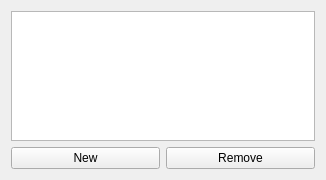
Old version of the form src/gui/PatternsManagerWindow.ui in the repository Guekka/cathedral-assets-optimizer.
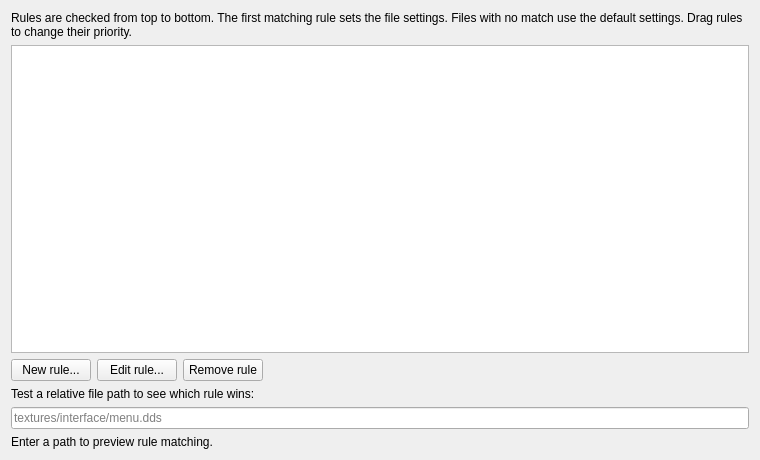
New version of the form.

Commit message:
feat(ui): replace patterns with file rules
Add simple folder-and-extension rules, visible priority, and sample-path feedback while retaining advanced glob and regex matching. Cover the matcher, ordering, fallback, and legacy deserialization with focused tests.

What changed in the file:
```diff
--- a/src/gui/PatternsManagerWindow.ui
+++ b/src/gui/PatternsManagerWindow.ui
@@ -6,21 +6,31 @@
    <rect>
     <x>0</x>
     <y>0</y>
-    <width>326</width>
-    <height>180</height>
+    <width>760</width>
+    <height>460</height>
    </rect>
   </property>
   <property name="windowTitle">
    <string>Patterns manager</string>
   </property>
-  <layout class="QGridLayout" name="gridLayout">
-   <item row="0" column="0" colspan="2">
+  <layout class="QVBoxLayout" name="verticalLayout">
+   <item>
+    <widget class="QLabel" name="rulesDescription">
+     <property name="text">
+      <string>Rules are checked from top to bottom. The first matching rule sets the file settings. Files with no match use the default settings. Drag rules to change their priority.</string>
+     </property>
+     <property name="wordWrap">
+      <bool>true</bool>
+     </property>
+    </widget>
+   </item>
+   <item>
     <widget class="QListWidget" name="patterns">
-     <property name="cursor" stdset="0">
-      <cursorShape>WhatsThisCursor</cursorShape>
-     </property>
-     <property name="toolTip">
-      <string>&lt;html&gt;&lt;head/&gt;&lt;body&gt;&lt;p&gt;Patterns currently configured for the active profile.&lt;/p&gt;&lt;p&gt;Regex patterns are distinguished by being &lt;span style=&quot; font-weight:700;&quot;&gt;bold&lt;/span&gt;.&lt;/p&gt;&lt;p&gt;You can change the pattern by &lt;span style=&quot; font-weight:700;&quot;&gt;double-clicking&lt;/span&gt; on it and editing the text.&lt;/p&gt;&lt;p&gt;Note: The type of the pattern (glob/regex) is set on creation and cannot be changed.&lt;/p&gt;&lt;p&gt;You can reorder patterns by &lt;span style=&quot; font-weight:700;&quot;&gt;drag-and-droping&lt;/span&gt; them around in the list.&lt;/p&gt;&lt;/body&gt;&lt;/html&gt;</string>
+     <property name="minimumSize">
+      <size>
+       <width>0</width>
+       <height>180</height>
+      </size>
      </property>
      <property name="dragDropMode">
       <enum>QAbstractItemView::DragDropMode::InternalMove</enum>
@@ -33,17 +43,65 @@
      </property>
     </widget>
    </item>
-   <item row="1" column="0">
-    <widget class="QPushButton" name="newPushButton">
+   <item>
+    <layout class="QHBoxLayout" name="buttonLayout">
+     <item>
+      <widget class="QPushButton" name="newPushButton">
+       <property name="text">
+        <string>New rule...</string>
+       </property>
+      </widget>
+     </item>
+     <item>
+      <widget class="QPushButton" name="editPushButton">
+       <property name="text">
+        <string>Edit rule...</string>
+       </property>
+      </widget>
+     </item>
+     <item>
+      <widget class="QPushButton" name="removePushButton">
+       <property name="text">
+        <string>Remove rule</string>
+       </property>
+      </widget>
+     </item>
+     <item>
+      <spacer name="buttonSpacer">
+       <property name="orientation">
+        <enum>Qt::Orientation::Horizontal</enum>
+       </property>
+       <property name="sizeHint" stdset="0">
+        <size>
+         <width>40</width>
+         <height>20</height>
+        </size>
+       </property>
+      </spacer>
+     </item>
+    </layout>
+   </item>
+   <item>
+    <widget class="QLabel" name="samplePathLabel">
      <property name="text">
-      <string>New</string>
+      <string>Test a relative file path to see which rule wins:</string>
      </property>
     </widget>
    </item>
-   <item row="1" column="1">
-    <widget class="QPushButton" name="removePushButton">
+   <item>
+    <widget class="QLineEdit" name="samplePathEdit">
+     <property name="placeholderText">
+      <string>textures/interface/menu.dds</string>
+     </property>
+    </widget>
+   </item>
+   <item>
+    <widget class="QLabel" name="sampleResultLabel">
      <property name="text">
-      <string>Remove</string>
+      <string>Enter a path to preview rule matching.</string>
+     </property>
+     <property name="wordWrap">
+      <bool>true</bool>
      </property>
     </widget>
    </item>
```
Left out of the diff: 2 changed lines with no effect on the pictures. The commit also changes 8 other files.
